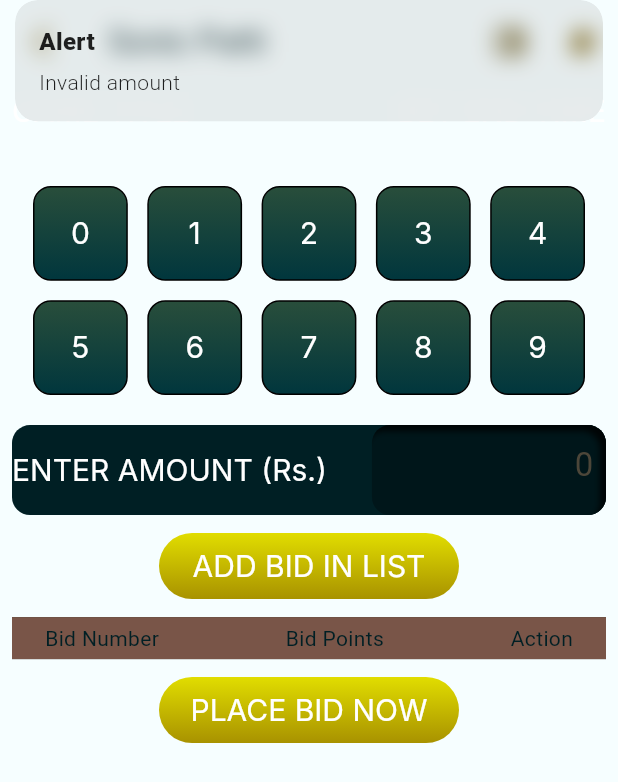
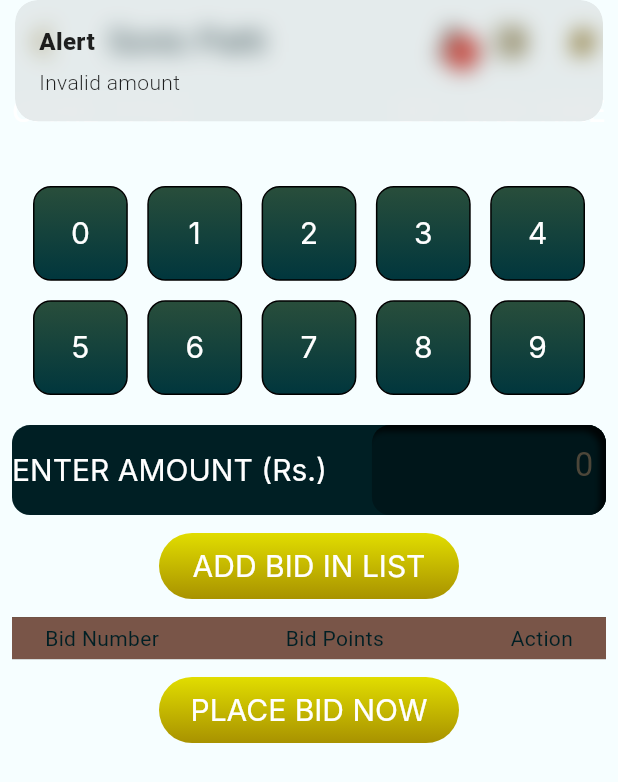
Before and after one commit to SPRSTechHub/sonic_patti, a Flutter app: the SingleDigitBet screen opened directly with empty values, after a tap on "ADD BID IN LIST", on a phone screen of 412 x 824 dp. Shown: the top 782 px of the screen. Run offline on Flutter 3.47's test engine with Material 2 defaults, Android fonts, the phone set to English and light mode, and no system bars; drawn by our look-alikes of badges; our stand-ins replace animated_splash_screen, connectivity_plus, easy_debounce, firebase_core, firebase_messaging, flutter_inset_box_shadow and 8 more; accounts and stored records are empty; network calls fail; Roboto replaces fonts that are missing (Inter).

Commit message:
wallet 0.6

```diff
--- a/lib/controllers/home_controller.dart
+++ b/lib/controllers/home_controller.dart
@@ -48,8 +48,7 @@ class HomeController extends GetxController {
 
   @override
   void onInit() {
-    //callTimer();
-    //checkLogin();
+    fetchBalance();
     fetchCatagories();
     super.onInit();
   }
@@ -66,6 +65,16 @@ class HomeController extends GetxController {
     scrollController.dispose();
   }
 
+//check User Balance
+  void fetchBalance() async {
+    String? uwbal = Constant.box.read('uwbal');
+    if (uwbal != null) {
+      var getBal = await RemoteApi.fetchCatagory('game_cat', 'monday');
+      if (getBal != null) {
+        Constant.box.write('uwbal', getBal);
+      }
+    }
+  }
 //Check Authenticity
 
 /*   String matchID = Constant.box.read('matchID');
--- a/lib/services/api.dart
+++ b/lib/services/api.dart
@@ -100,12 +100,7 @@ class RemoteApi {
 
   // Sign In api call
   static Future<dynamic>? signInCall(
-      String action,
-      String? mobile,
-      String? password,
-      String? fullname,
-      String? referid,
-      String? token) async {
+      String action, String? mobile, String? password, String? token) async {
     Map<String, String> headers = {
       "Content-type": "application/x-www-form-urlencoded",
       'Accept': 'application/json',
@@ -114,7 +109,8 @@ class RemoteApi {
     var postData = {
       'action': action,
       'mobile': mobile,
-      //'searchKey': searchKey,
+      'password': password,
+      'devkey': token
     };
 
     final response =
@@ -122,14 +118,7 @@ class RemoteApi {
 
     if (response.statusCode == 200) {
       var resp = json.decode(response.body);
-      print(resp);
-      /* if (resp['status'] == 0) {
-        var jsonString = jsonEncode(resp['data']);
-        print(jsonString);
-        return jsonString;
-      } else {
-        return null;
-      } */
+      return resp;
     } else {
       return null;
     }
--- a/lib/views/components/appbar.dart
+++ b/lib/views/components/appbar.dart
@@ -1,3 +1,4 @@
+import 'package:badges/badges.dart';
 import 'package:flutter/material.dart';
 import 'package:get/get.dart';
 import 'package:sonic_patti/utils/constants.dart';
@@ -13,7 +14,7 @@ class TopAppBar extends StatefulWidget {
 
 class _TopAppBarState extends State<TopAppBar> {
   bool shadowColor = false;
-
+  final uwbal = Constant.box.read('uwbal');
   @override
   void initState() {
     super.initState();
@@ -55,6 +56,21 @@ class _TopAppBarState extends State<TopAppBar> {
       leading: setLeading(),
       title: const Text('Sonic Patti'),
       actions: <Widget>[
+        Badge(
+          position: BadgePosition.bottomEnd(bottom: -4, end: -4),
+          elevation: 0,
+          shape: BadgeShape.circle,
+          badgeContent: Text(
+            '₹ ${uwbal ?? 0}',
+            style: const TextStyle(fontSize: 10),
+          ),
+          badgeColor: Colors.red,
+          borderSide: const BorderSide(color: Colors.black),
+          child: const Icon(
+            Icons.person,
+            size: 30,
+          ),
+        ),
         IconButton(
           icon: Icon(
             Icons.account_balance_wallet_outlined,
--- a/lib/views/components/subgame_panel.dart
+++ b/lib/views/components/subgame_panel.dart
@@ -36,7 +36,7 @@ class _ListofSubGamesState extends State<ListofSubGames> {
   Timer? timer;
   bool liveStat = false;
 
-  late final mTime = widget.matchTime ?? '00:00';
+  late final mTime = widget.matchTime;
   late final currentTime = DateTime.now();
   late final startTime = DateTime(
       DateTime.now().year,
--- a/pubspec.yaml
+++ b/pubspec.yaml
@@ -31,6 +31,7 @@ environment:
 dependencies:
   animated_splash_screen: ^1.3.0
   animations: ^2.0.7
+  badges: ^2.0.3
   connectivity_plus: ^3.0.2
   cupertino_icons: ^1.0.2
   dynamic_color: ^1.5.4
```
Also changed, not shown: lib/controllers/auth_controller.dart (+34 -8 lines), lib/utils/constants.dart (+52 -1 lines), lib/views/users/login.dart (+52 -40 lines), lib/views/users/register.dart (+30 -20 lines), pubspec.lock.
